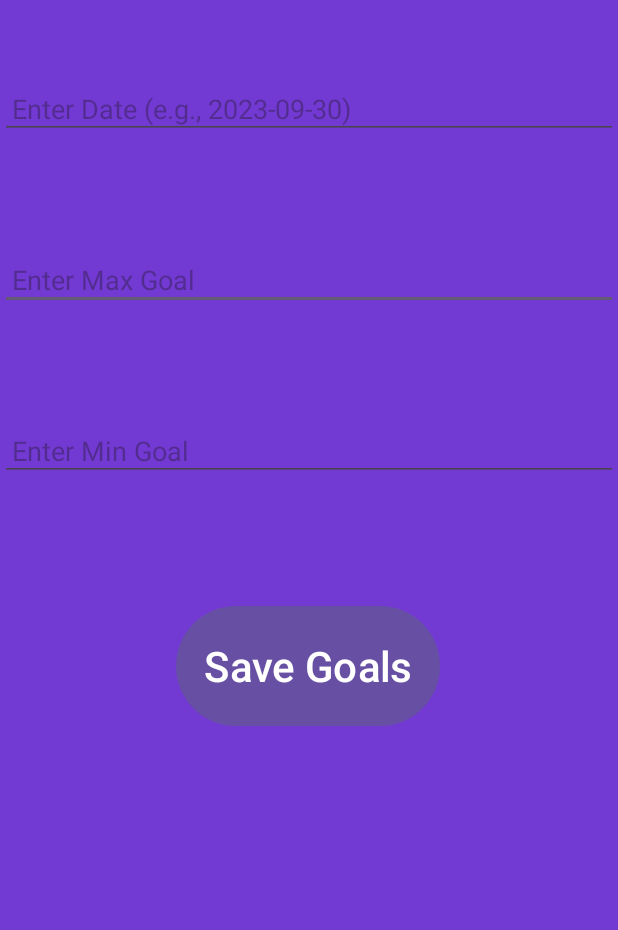
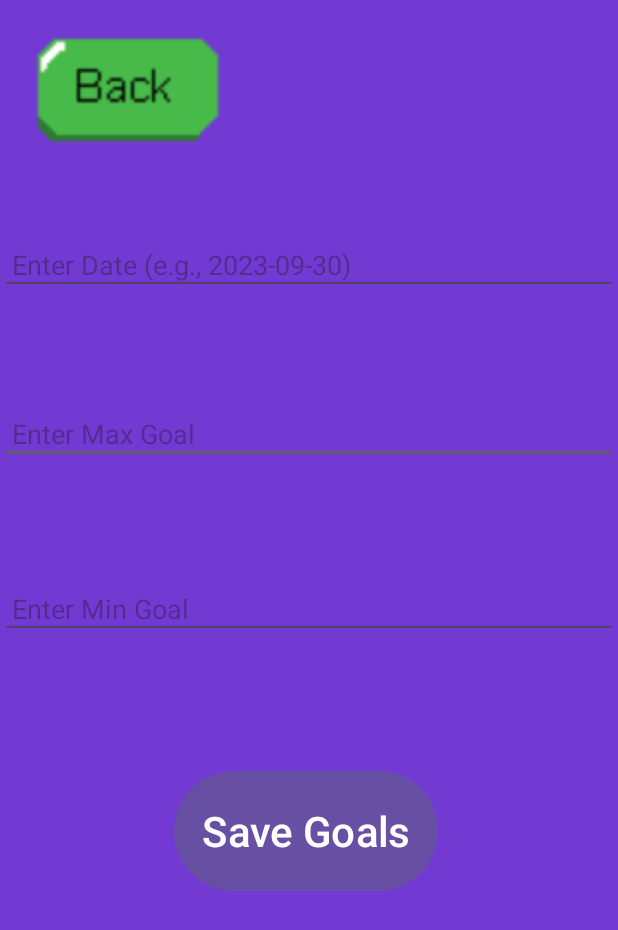
Before and after one commit to mattdelta2/OPCS_POE_Final, an Android app: the MainMenu screen opened directly, with no data from a screen before it, after a tap on an icon or button, on a phone screen of 412 x 824 dp. Shown: the top 930 px of the screen. Run offline under Robolectric (Android 15) with nearby library versions, the phone set to English and light mode, and no system bars; our stand-ins replace Firebase (no records; nobody signed in at launch, a user with empty details on screens opened directly).

Commit message:
Added back buttons

```diff
--- a/OPCS7311_Part2/app/src/main/java/com/example/myapplication/DailyGoals.kt
+++ b/OPCS7311_Part2/app/src/main/java/com/example/myapplication/DailyGoals.kt
@@ -4,6 +4,7 @@ import android.content.Intent
 import android.os.Bundle
 import android.widget.Button
 import android.widget.EditText
+import android.widget.ImageButton
 import android.widget.Toast
 import androidx.appcompat.app.AppCompatActivity
 import com.google.firebase.database.DatabaseReference
@@ -16,6 +17,7 @@ class DailyGoals : AppCompatActivity() {
     private lateinit var dateEditText: EditText
     private lateinit var saveButton: Button
     private lateinit var databaseReference: DatabaseReference
+    private lateinit var backButton: ImageButton
 
     override fun onCreate(savedInstanceState: Bundle?) {
         super.onCreate(savedInstanceState)
@@ -25,11 +27,23 @@ class DailyGoals : AppCompatActivity() {
         minGoalEditText = findViewById(R.id.editTextMinGoal)
         dateEditText = findViewById(R.id.editTextDate)
         saveButton = findViewById(R.id.btnSaveGoals)
+        backButton = findViewById(R.id.btnBack)
         databaseReference = FirebaseDatabase.getInstance("https://opcs-poe-final-default-rtdb.europe-west1.firebasedatabase.app").reference
 
         saveButton.setOnClickListener {
             saveDailyGoals()
         }
+        backButton.setOnClickListener()
+        {
+            back()
+        }
+    }
+
+    private fun back()
+    {
+        val intent = Intent(this, MainMenu::class.java)
+        startActivity(intent)
+        finish()
     }
 
     private fun saveDailyGoals() {
--- a/OPCS7311_Part2/app/src/main/java/com/example/myapplication/MainMenu.kt
+++ b/OPCS7311_Part2/app/src/main/java/com/example/myapplication/MainMenu.kt
@@ -94,6 +94,14 @@ class MainMenu : AppCompatActivity() {
             finish()
         }
 
+        val btnBack = findViewById<ImageButton>(R.id.btnBack)
+
+        btnBack.setOnClickListener()
+            {
+                val intent = Intent(this, Login::class.java)
+            }
+
+
 
 
 
--- a/OPCS7311_Part2/app/src/main/res/layout/activity_daily_goals.xml
+++ b/OPCS7311_Part2/app/src/main/res/layout/activity_daily_goals.xml
@@ -4,14 +4,29 @@
     xmlns:tools="http://schemas.android.com/tools"
     android:layout_width="match_parent"
     android:layout_height="match_parent"
-    tools:context=".DailyGoals"
-    android:background="#7339D3">
+    android:background="#7339D3"
+    tools:context=".DailyGoals">
+
+    <Button
+        android:id="@+id/btnSaveGoals"
+        android:layout_width="wrap_content"
+        android:layout_height="wrap_content"
+        android:layout_below="@id/editTextMinGoal"
+        android:layout_centerHorizontal="true"
+        android:layout_marginStart="160dp"
+        android:layout_marginTop="104dp"
+        android:padding="8dp"
+        android:scaleX="2"
+        android:scaleY="2"
+        android:text="Save Goals"
+        app:layout_constraintStart_toStartOf="parent"
+        app:layout_constraintTop_toBottomOf="@+id/editTextMinGoal" />
 
     <EditText
         android:id="@+id/editTextMaxGoal"
         android:layout_width="match_parent"
         android:layout_height="wrap_content"
-        android:layout_marginTop="73dp"
+        android:layout_marginTop="72dp"
         android:hint="Enter Max Goal"
         android:inputType="numberDecimal"
         android:padding="8dp"
@@ -23,7 +38,7 @@
         android:layout_width="match_parent"
         android:layout_height="wrap_content"
         android:layout_below="@id/editTextMaxGoal"
-        android:layout_marginTop="73dp"
+        android:layout_marginTop="76dp"
         android:hint="Enter Min Goal"
         android:inputType="numberDecimal"
         android:padding="8dp"
@@ -35,26 +50,24 @@
         android:layout_width="match_parent"
         android:layout_height="wrap_content"
         android:layout_below="@id/editTextMaxGoal"
-        android:layout_marginTop="52dp"
+        android:layout_marginTop="156dp"
         android:hint="Enter Date (e.g., 2023-09-30)"
         android:inputType="date"
         android:padding="8dp"
         app:layout_constraintStart_toStartOf="parent"
         app:layout_constraintTop_toTopOf="parent" />
 
-    <Button
-        android:id="@+id/btnSaveGoals"
+    <ImageButton
+        android:id="@+id/btnBack"
         android:layout_width="wrap_content"
         android:layout_height="wrap_content"
-        android:layout_below="@id/editTextMinGoal"
-        android:layout_centerHorizontal="true"
-        android:layout_marginStart="161dp"
-        android:layout_marginTop="99dp"
-        android:padding="8dp"
+        android:layout_marginStart="45dp"
+        android:layout_marginTop="18dp"
+        android:background="#00FFFFFF"
         android:scaleX="2"
         android:scaleY="2"
-        android:text="Save Goals"
         app:layout_constraintStart_toStartOf="parent"
-        app:layout_constraintTop_toBottomOf="@+id/editTextMinGoal" />
+        app:layout_constraintTop_toTopOf="parent"
+        app:srcCompat="@drawable/backrecolor" />
 
 </androidx.constraintlayout.widget.ConstraintLayout>
```
Also changed, not shown: OPCS7311_Part2/app/src/main/res/layout/activity_main_menu.xml (+13 -0 lines).
